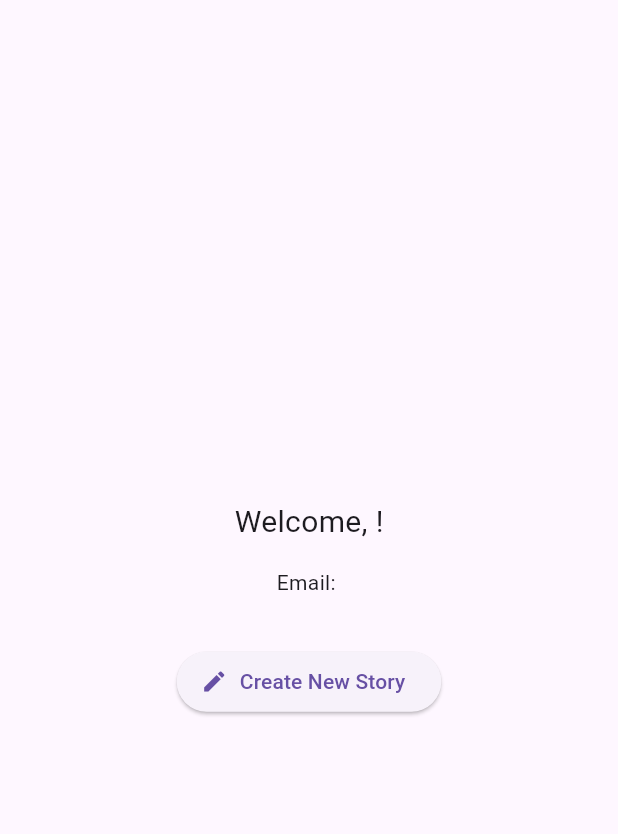
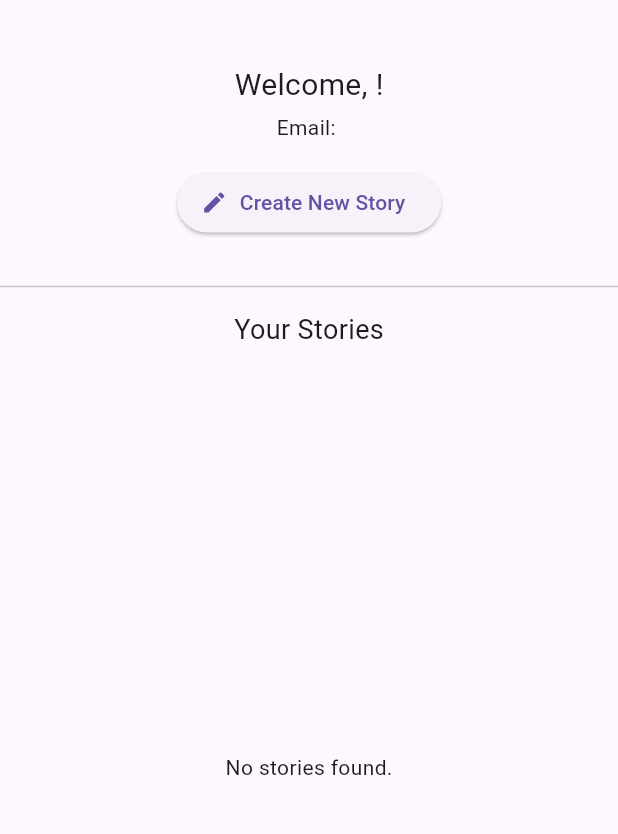
Before and after one commit to surtalk/storybridge, a Flutter app: the HomeScreen screen opened directly, on a phone screen of 412 x 824 dp, the part 63-897 px from its top. Run offline on Flutter 3.47's test engine with Material 3 defaults, Android fonts, the phone set to English and light mode, and no system bars; our stand-ins replace cloud_firestore, firebase_auth, firebase_core, flutter_dotenv, flutter_tts, google_sign_in and 1 more; accounts and stored records are empty.

```diff
--- a/lib/features/auth/controller/login_page.dart
+++ b/lib/features/auth/controller/login_page.dart
@@ -24,7 +24,8 @@ class LoginScreen extends StatelessWidget {
                       .doc(user.user!.uid)
                       .get();
               bool isApproved = doc['isApproved'] ?? false;
-
+              print(isApproved);
+              print("the approved flag ");
               Navigator.pushReplacement(
                 context,
                 MaterialPageRoute(
--- a/lib/features/auth/screens/home_screen.dart
+++ b/lib/features/auth/screens/home_screen.dart
@@ -1,8 +1,10 @@
 import 'package:flutter/material.dart';
 import 'package:firebase_auth/firebase_auth.dart';
+import 'package:cloud_firestore/cloud_firestore.dart';
+import 'package:storybridge_app/features/auth/controller/auth_service.dart';
+import 'package:storybridge_app/features/auth/controller/login_page.dart';
+
 import 'package:storybridge_app/features/stories/screens/new_story_screen.dart';
-import '../controller/auth_service.dart';
-import '../controller/login_page.dart';
 
 class HomeScreen extends StatelessWidget {
   final AuthService _authService = AuthService();
@@ -27,26 +29,25 @@ class HomeScreen extends StatelessWidget {
           ),
         ],
       ),
-      body: Center(
-        child: Column(
-          mainAxisAlignment: MainAxisAlignment.center,
+      body: Column(
         children: [
+          const SizedBox(height: 16),
           if (user?.photoURL != null)
             CircleAvatar(
               radius: 40,
               backgroundImage: NetworkImage(user!.photoURL!),
             ),
-            SizedBox(height: 16),
+          const SizedBox(height: 12),
           Text(
             'Welcome, ${user?.displayName ?? "User"}!',
-              style: TextStyle(fontSize: 20),
+            style: const TextStyle(fontSize: 20),
           ),
-            SizedBox(height: 16),
+          const SizedBox(height: 4),
           Text('Email: ${user?.email ?? ""}'),
-            SizedBox(height: 32),
+          const SizedBox(height: 16),
           ElevatedButton.icon(
-              icon: Icon(Icons.create),
-              label: Text("Create New Story"),
+            icon: const Icon(Icons.create),
+            label: const Text("Create New Story"),
             onPressed: () {
               Navigator.push(
                 context,
@@ -54,8 +55,61 @@ class HomeScreen extends StatelessWidget {
               );
             },
           ),
+          const SizedBox(height: 24),
+          const Divider(),
+          const Padding(
+            padding: EdgeInsets.symmetric(vertical: 8.0),
+            child: Text("Your Stories", style: TextStyle(fontSize: 18)),
+          ),
+          Expanded(
+            child: StreamBuilder<QuerySnapshot>(
+              stream:
+                  FirebaseFirestore.instance
+                      .collection('users')
+                      .doc(user?.uid)
+                      .collection('stories')
+                      .where('isActive', isEqualTo: true)
+                      .orderBy('createdAt', descending: true)
+                      .snapshots(),
+              builder: (context, snapshot) {
+                if (snapshot.connectionState == ConnectionState.waiting) {
+                  return const Center(child: CircularProgressIndicator());
+                }
+
+                if (!snapshot.hasData || snapshot.data!.docs.isEmpty) {
+                  return const Center(child: Text("No stories found."));
+                }
+
+                final stories = snapshot.data!.docs;
+
+                return ListView.builder(
+                  itemCount: stories.length,
+                  itemBuilder: (context, index) {
+                    final story = stories[index];
+                    final data = story.data() as Map<String, dynamic>;
+
+                    return ListTile(
+                      title: Text(data['title'] ?? 'Untitled'),
+                      subtitle: Text(
+                        (data['createdAt'] as Timestamp)
+                            .toDate()
+                            .toLocal()
+                            .toString(),
+                      ),
+                      trailing: const Icon(Icons.arrow_forward_ios),
+                      onTap: () {
+                        // TODO: Open viewer/editor
+                        // Navigator.push(context, MaterialPageRoute(
+                        //   builder: (_) => ViewStoryScreen(storyId: story.id),
+                        // ));
+                      },
+                    );
+                  },
+                );
+              },
+            ),
+          ),
         ],
-        ),
       ),
     );
   }
--- /dev/null
+++ b/lib/features/stories/models/story.dart
@@ -0,0 +1,39 @@
+import 'package:cloud_firestore/cloud_firestore.dart';
+
+class StoryPage {
+  final String text;
+  final List<String> images;
+
+  StoryPage({required this.text, required this.images});
+
+  Map<String, dynamic> toMap() => {'text': text, 'images': images};
+
+  factory StoryPage.fromMap(Map<String, dynamic> map) {
+    return StoryPage(
+      text: map['text'],
+      images: List<String>.from(map['images']),
+    );
+  }
+}
+
+class Story {
+  final String title;
+  final DateTime createdAt;
+  final List<StoryPage> pages;
+
+  Story({required this.title, required this.createdAt, required this.pages});
+
+  Map<String, dynamic> toMap() => {
+    'title': title,
+    'createdAt': createdAt,
+    'pages': pages.map((p) => p.toMap()).toList(),
+  };
+
+  factory Story.fromMap(Map<String, dynamic> map) {
+    return Story(
+      title: map['title'],
+      createdAt: (map['createdAt'] as Timestamp).toDate(),
+      pages: (map['pages'] as List).map((p) => StoryPage.fromMap(p)).toList(),
+    );
+  }
+}
```
Also changed, not shown: lib/features/auth/services/firestore_service.dart (added, +81 -0 lines), lib/features/stories/screens/new_story_screen.dart (+10 -1 lines), lib/features/stories/screens/story_editor_screen.dart (+60 -4 lines). Lines whose indentation alone changed are shown as unchanged.
